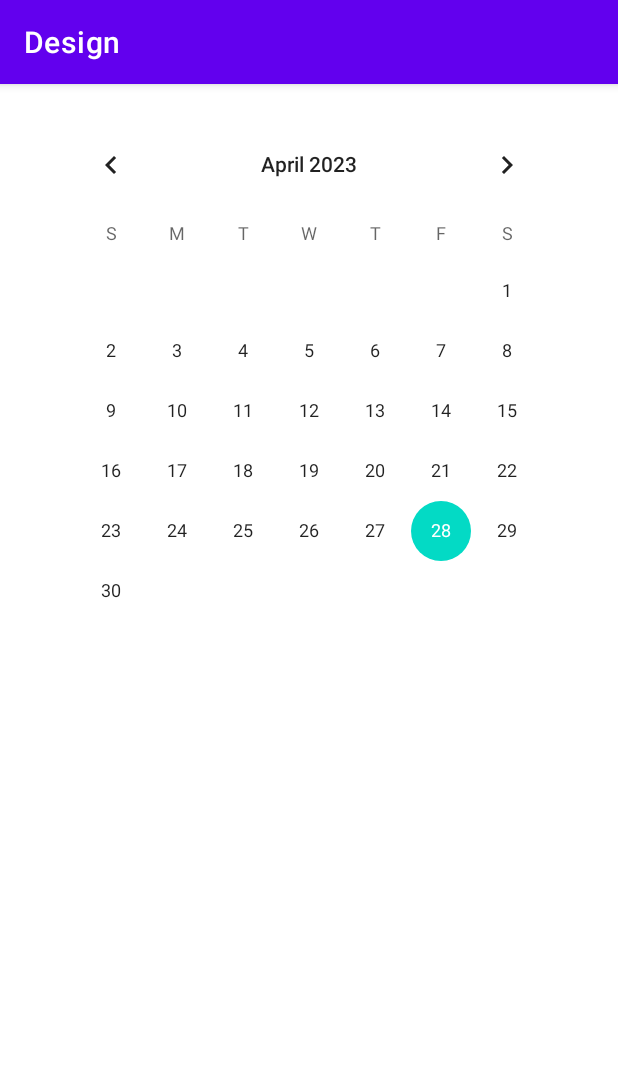
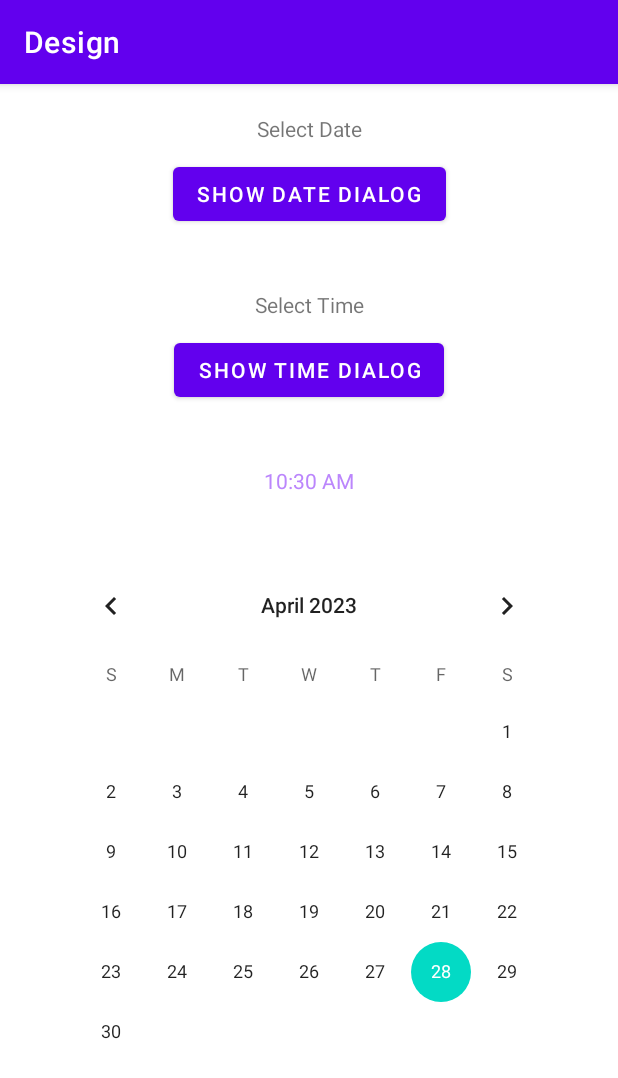
Before and after one commit to MeetrajsinhRathod/AndroidRepo, an Android app: the DatePickerActivity screen opened directly, with no data from a screen before it, on a phone screen of 412 x 824 dp. Shown: the top 1078 px of the screen. Run offline under Robolectric (Android 15) with nearby library versions, the phone set to English and light mode, and no system bars.

Commit message:
Learn about datePicker and timePicker

```diff
--- a/Design/app/src/main/java/com/example/design/DatePickerActivity.kt
+++ b/Design/app/src/main/java/com/example/design/DatePickerActivity.kt
@@ -1,11 +1,57 @@
 package com.example.design
 
+import android.app.DatePickerDialog
+import android.app.TimePickerDialog
+import android.icu.util.Calendar
 import androidx.appcompat.app.AppCompatActivity
 import android.os.Bundle
+import android.text.format.DateFormat
+import android.widget.Button
+import android.widget.CalendarView
+import android.widget.DatePicker
+import android.widget.TextClock
+import android.widget.TextView
+import com.google.android.material.timepicker.MaterialTimePicker
 
 class DatePickerActivity : AppCompatActivity() {
     override fun onCreate(savedInstanceState: Bundle?) {
         super.onCreate(savedInstanceState)
         setContentView(R.layout.activity_date_picker)
+
+        val dateTV = findViewById<TextView>(R.id.dateTextView)
+        val timeTV = findViewById<TextView>(R.id.timeTextView)
+        val dateBtn = findViewById<Button>(R.id.selectDateBtn)
+        val timeBtn = findViewById<Button>(R.id.selectTimeBtn)
+        val textClock = findViewById<TextClock>(R.id.textClock)
+        val calendarView = findViewById<CalendarView>(R.id.calendarView)
+
+
+        val calendar = Calendar.getInstance()
+        val year = calendar.get(Calendar.YEAR)
+        val month = calendar.get(Calendar.MONTH)
+        val day = calendar.get(Calendar.DAY_OF_MONTH)
+        val hour = calendar.get(Calendar.HOUR)
+        val minute = calendar.get(Calendar.MINUTE)
+
+
+        dateBtn.setOnClickListener {
+
+            val datePickerDialog = DatePickerDialog(this, DatePickerDialog.OnDateSetListener { datePicker, year, month, day ->
+                val calendar1 = Calendar.getInstance()
+                calendar1.set(Calendar.YEAR, year)
+                calendar1.set(Calendar.MONTH, month)
+                calendar1.set(Calendar.DATE, day)
+                val dateFormat = DateFormat.format("EEEE, MMM d, yyyy",calendar1.time)
+                dateTV.text = "Selected Date is : $dateFormat"
+            }, year, month, day)
+            datePickerDialog.show()
+        }
+
+        timeBtn.setOnClickListener {
+            val timePickerDialog = TimePickerDialog(this,TimePickerDialog.OnTimeSetListener { timePicker, hour, minute ->
+                timeTV.text = "Selected Time is : $hour : $minute"
+            }, hour, minute, true)
+            timePickerDialog.show()
+        }
     }
 }
--- a/Design/app/src/main/res/layout/activity_date_picker.xml
+++ b/Design/app/src/main/res/layout/activity_date_picker.xml
@@ -1,5 +1,6 @@
 <?xml version="1.0" encoding="utf-8"?>
-<androidx.constraintlayout.widget.ConstraintLayout xmlns:android="http://schemas.android.com/apk/res/android"
+<androidx.constraintlayout.widget.ConstraintLayout
+    xmlns:android="http://schemas.android.com/apk/res/android"
     xmlns:app="http://schemas.android.com/apk/res-auto"
     xmlns:tools="http://schemas.android.com/tools"
     android:layout_width="match_parent"
@@ -27,13 +28,62 @@
         android:orientation="vertical"
         app:layout_constraintGuide_end="@dimen/guideLine20" />
 
+    <TextView
+        android:id="@+id/dateTextView"
+        android:layout_width="wrap_content"
+        android:layout_height="wrap_content"
+        android:text="Select Date"
+        app:layout_constraintTop_toBottomOf="@id/guideline2"
+        app:layout_constraintEnd_toEndOf="@id/guideline3"
+        app:layout_constraintStart_toStartOf="@+id/guideline1" />
+    <Button
+        android:id="@+id/selectDateBtn"
+        android:layout_width="wrap_content"
+        android:layout_height="wrap_content"
+        android:layout_marginTop="@dimen/margin10"
+        android:text="Show Date Dialog"
+        app:layout_constraintTop_toBottomOf="@id/dateTextView"
+        app:layout_constraintEnd_toEndOf="@id/guideline3"
+        app:layout_constraintStart_toStartOf="@+id/guideline1"/>
+
+    <TextView
+        android:id="@+id/timeTextView"
+        android:layout_width="wrap_content"
+        android:layout_height="wrap_content"
+        android:layout_marginTop="40dp"
+        android:text="Select Time"
+        app:layout_constraintTop_toBottomOf="@id/selectDateBtn"
+        app:layout_constraintEnd_toEndOf="@id/guideline3"
+        app:layout_constraintStart_toStartOf="@+id/guideline1" />
+    <Button
+        android:id="@+id/selectTimeBtn"
+        android:layout_width="wrap_content"
+        android:layout_height="wrap_content"
+        android:layout_marginTop="@dimen/margin10"
+        android:text="Show Time Dialog"
+        app:layout_constraintTop_toBottomOf="@id/timeTextView"
+        app:layout_constraintEnd_toEndOf="@id/guideline3"
+        app:layout_constraintStart_toStartOf="@+id/guideline1"/>
+
+    <TextClock
+        android:id="@+id/textClock"
+        android:layout_width="wrap_content"
+        android:layout_height="wrap_content"
+        android:layout_marginTop="40dp"
+        android:text="TextClock"
+        android:textColor="@color/purple_200"
+        android:textAlignment="center"
+        app:layout_constraintEnd_toStartOf="@+id/guideline3"
+        app:layout_constraintStart_toStartOf="@+id/guideline1"
+        app:layout_constraintTop_toBottomOf="@+id/selectTimeBtn" />
+
     <CalendarView
         android:id="@+id/calendarView"
         android:layout_width="wrap_content"
         android:layout_height="wrap_content"
-        app:layout_constraintEnd_toEndOf="parent"
-        app:layout_constraintHorizontal_bias="0.5"
-        app:layout_constraintStart_toStartOf="parent"
-        app:layout_constraintTop_toTopOf="@+id/guideline2" />
+        android:layout_marginTop="40dp"
+        app:layout_constraintEnd_toStartOf="@+id/guideline3"
+        app:layout_constraintStart_toStartOf="@+id/guideline1"
+        app:layout_constraintTop_toBottomOf="@+id/textClock" />
 
 </androidx.constraintlayout.widget.ConstraintLayout>
```
